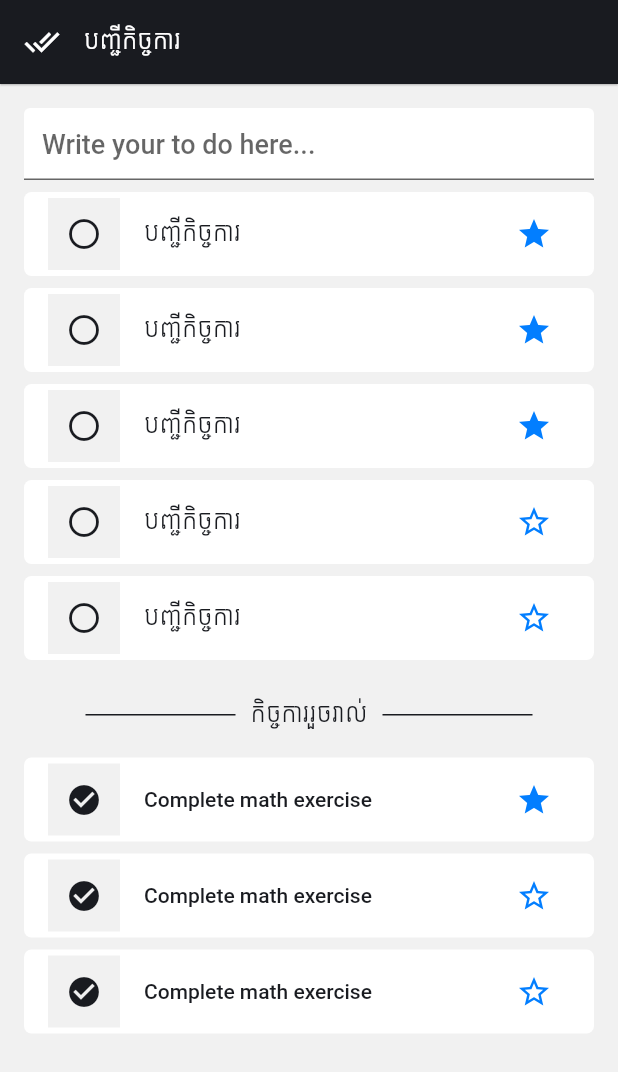
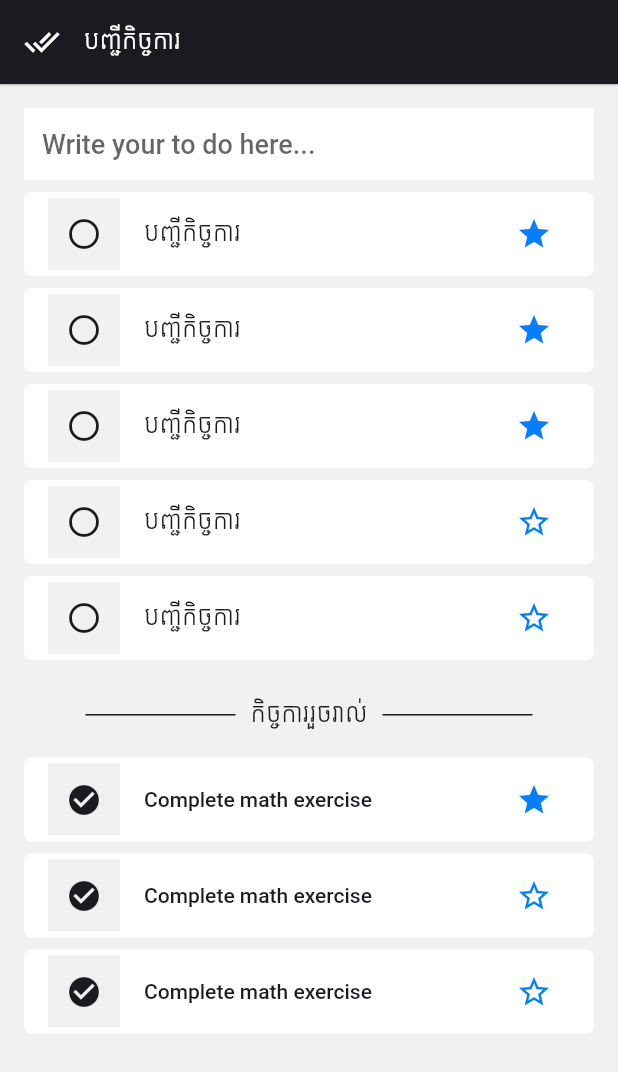
Before and after one commit to erobotkh/todo_app, a Flutter app: the screen it shows after launch, on a phone screen of 412 x 824 dp. Shown: the top 1072 px of the screen. Run offline on Flutter 3.47's test engine with Material 2 defaults, Android fonts, the phone set to English and light mode, and no system bars; our stand-ins replace easy_localization, hooks_riverpod, sqflite; accounts and stored records are empty; statements that could not run were skipped.

Commit message:
git pull origin\

```diff
--- a/lib/pages/home_page.dart
+++ b/lib/pages/home_page.dart
@@ -1,6 +1,6 @@
 import 'package:flutter/material.dart';
 import 'package:todo_app/constants/config_constant.dart';
-import 'package:todo_app/widgets/d_task_tile.dart';
+import 'package:todo_app/widgets/d_text_d.dart';
 import 'package:todo_app/widgets/t_task_tile.dart';
 class HomePage extends StatelessWidget {
   const HomePage({Key key}) : super(key: key);
@@ -84,7 +84,7 @@ class HomePage extends StatelessWidget {
           SizedBox(
             height: ConfigConstant.size3,
           ),
-          DTask(
+          DTextD(
             name: "កិច្ចការរួចរាល់",
             onPressed: () {},
           ),
@@ -124,6 +124,7 @@ class HomePage extends StatelessWidget {
     return Container(
       child: TextField(
         decoration: InputDecoration(
+          border: InputBorder.none,
           fillColor: _theme.backgroundColor,
           filled: true,
           hintText: "Write your to do here...",
--- a/lib/widgets/d_task_tile.dart
+++ b/lib/widgets/d_text_d.dart
@@ -1,7 +1,7 @@
 import 'package:flutter/material.dart';
 
-class DTask extends StatelessWidget {
-  const DTask({
+class DTextD extends StatelessWidget {
+  const DTextD({
     Key key,
     @required this.name,
     @required this.onPressed,
```
